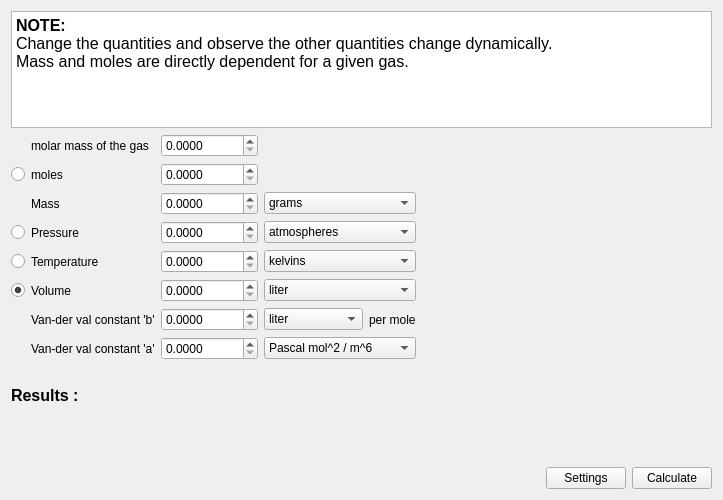
The window that src/calculator/gasCalculator.ui (KDE/kalzium) describes before a commit, drawn with Qt 5.
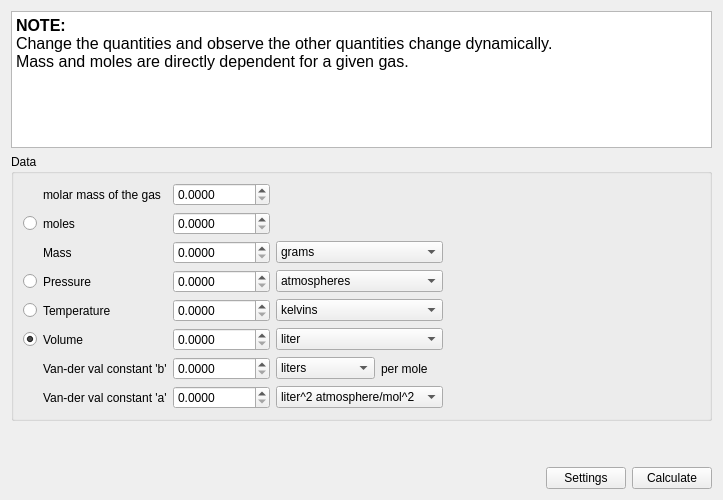
The same window after the commit. Custom widgets are drawn as their Qt base class.

Commit message: Small changes to the user interface, simillar widgets now in group boxes. Changed the value of R ( gas constant ) to 0.0821. Adding the introduction widget to the User interface.

What changed in the file:
```diff
--- a/src/calculator/gasCalculator.ui
+++ b/src/calculator/gasCalculator.ui
@@ -23,21 +23,49 @@
       <string>&lt;!DOCTYPE HTML PUBLIC &quot;-//W3C//DTD HTML 4.0//EN&quot; &quot;http://www.w3.org/TR/REC-html40/strict.dtd&quot;&gt;
 &lt;html&gt;&lt;head&gt;&lt;meta name=&quot;qrichtext&quot; content=&quot;1&quot; /&gt;&lt;style type=&quot;text/css&quot;&gt;
 p, li { white-space: pre-wrap; }
-&lt;/style&gt;&lt;/head&gt;&lt;body style=&quot; font-family:'Sans'; font-size:10pt; font-weight:400; font-style:normal;&quot;&gt;
-&lt;p style=&quot; margin-top:0px; margin-bottom:0px; margin-left:0px; margin-right:0px; -qt-block-indent:0; text-indent:0px;&quot;&gt;&lt;span style=&quot; font-family:'DejaVu Sans'; font-size:12pt; font-weight:600;&quot;&gt;NOTE:&lt;br /&gt;&lt;/span&gt;&lt;span style=&quot; font-family:'DejaVu Sans'; font-size:12pt;&quot;&gt;Change the quantities and observe the other quantities change dynamically.&lt;br /&gt;Mass and moles are directly dependent for a given gas.&lt;/span&gt;&lt;/p&gt;&lt;/body&gt;&lt;/html&gt;</string>
+&lt;/style&gt;&lt;/head&gt;&lt;body style=&quot; font-family:'DejaVu Sans'; font-size:9pt; font-weight:400; font-style:normal;&quot;&gt;
+&lt;p style=&quot; margin-top:0px; margin-bottom:0px; margin-left:0px; margin-right:0px; -qt-block-indent:0; text-indent:0px;&quot;&gt;&lt;span style=&quot; font-size:12pt; font-weight:600;&quot;&gt;NOTE:&lt;br /&gt;&lt;/span&gt;&lt;span style=&quot; font-size:12pt;&quot;&gt;Change the quantities and observe the other quantities change dynamically.&lt;br /&gt;Mass and moles are directly dependent for a given gas.&lt;/span&gt;&lt;/p&gt;&lt;/body&gt;&lt;/html&gt;</string>
      </property>
     </widget>
    </item>
    <item>
-    <layout class="QGridLayout" name="gridLayout_5">
-     <item row="3" column="1">
+    <widget class="QGroupBox" name="groupBox">
+     <property name="title">
+      <string>Data</string>
+     </property>
+     <layout class="QGridLayout" name="gridLayout">
+      <item row="0" column="1">
+       <widget class="QLabel" name="label_2">
+        <property name="text">
+         <string>molar mass of the gas</string>
+        </property>
+       </widget>
+      </item>
+      <item row="0" column="2">
+       <widget class="QDoubleSpinBox" name="molarMass">
+        <property name="decimals">
+         <number>4</number>
+        </property>
+        <property name="maximum">
+         <double>1000000000.000000000000000</double>
+        </property>
+       </widget>
+      </item>
+      <item row="1" column="0">
+       <widget class="QRadioButton" name="r1">
+        <property name="text">
+         <string/>
+        </property>
+       </widget>
+      </item>
+      <item row="1" column="1">
       <widget class="QLabel" name="label_25">
        <property name="text">
         <string>moles</string>
        </property>
       </widget>
      </item>
-     <item row="3" column="2">
+      <item row="1" column="2">
       <widget class="QDoubleSpinBox" name="moles">
        <property name="decimals">
         <number>4</number>
@@ -47,7 +75,14 @@
        </property>
       </widget>
      </item>
-     <item row="4" column="2">
+      <item row="2" column="1">
+       <widget class="QLabel" name="label_24">
+        <property name="text">
+         <string>Mass</string>
+        </property>
+       </widget>
+      </item>
+      <item row="2" column="2">
       <widget class="QDoubleSpinBox" name="mass">
        <property name="decimals">
         <number>4</number>
@@ -57,14 +92,68 @@
        </property>
       </widget>
      </item>
-     <item row="5" column="1">
+      <item row="2" column="3">
+       <widget class="QComboBox" name="mass_unit">
+        <item>
+         <property name="text">
+          <string>grams</string>
+         </property>
+        </item>
+        <item>
+         <property name="text">
+          <string>tons</string>
+         </property>
+        </item>
+        <item>
+         <property name="text">
+          <string>carats</string>
+         </property>
+        </item>
+        <item>
+         <property name="text">
+          <string>pounds</string>
+         </property>
+        </item>
+        <item>
+         <property name="text">
+          <string>ounces</string>
+         </property>
+        </item>
+        <item>
+         <property name="text">
+          <string>troy ounces</string>
+         </property>
+        </item>
+       </widget>
+      </item>
+      <item row="2" column="4">
+       <spacer name="horizontalSpacer">
+        <property name="orientation">
+         <enum>Qt::Horizontal</enum>
+        </property>
+        <property name="sizeHint" stdset="0">
+         <size>
+          <width>175</width>
+          <height>20</height>
+         </size>
+        </property>
+       </spacer>
+      </item>
+      <item row="3" column="0">
+       <widget class="QRadioButton" name="r2">
+        <property name="text">
+         <string/>
+        </property>
+       </widget>
+      </item>
+      <item row="3" column="1">
       <widget class="QLabel" name="label_27">
        <property name="text">
         <string>Pressure</string>
        </property>
       </widget>
      </item>
-     <item row="5" column="2">
+      <item row="3" column="2">
       <widget class="QDoubleSpinBox" name="pressure">
        <property name="decimals">
         <number>4</number>
@@ -74,7 +163,7 @@
        </property>
       </widget>
      </item>
-     <item row="5" column="3">
+      <item row="3" column="3">
       <widget class="QComboBox" name="pressure_unit">
        <item>
         <property name="text">
@@ -113,14 +202,21 @@
        </item>
       </widget>
      </item>
-     <item row="6" column="1">
+      <item row="4" column="0">
+       <widget class="QRadioButton" name="r3">
+        <property name="text">
+         <string/>
+        </property>
+       </widget>
+      </item>
+      <item row="4" column="1">
       <widget class="QLabel" name="label_29">
        <property name="text">
         <string>Temperature</string>
        </property>
       </widget>
      </item>
-     <item row="6" column="2">
+      <item row="4" column="2">
       <widget class="QDoubleSpinBox" name="temp">
        <property name="decimals">
         <number>4</number>
@@ -130,7 +226,7 @@
        </property>
       </widget>
      </item>
-     <item row="6" column="3">
+      <item row="4" column="3">
       <widget class="QComboBox" name="temp_unit">
        <item>
         <property name="text">
@@ -159,14 +255,24 @@
        </item>
       </widget>
      </item>
-     <item row="7" column="1">
+      <item row="5" column="0">
+       <widget class="QRadioButton" name="r4">
+        <property name="text">
+         <string/>
+        </property>
+        <property name="checked">
+         <bool>true</bool>
+        </property>
+       </widget>
+      </item>
+      <item row="5" column="1">
       <widget class="QLabel" name="label_26">
        <property name="text">
         <string>Volume</string>
        </property>
       </widget>
      </item>
-     <item row="7" column="2">
+      <item row="5" column="2">
       <widget class="QDoubleSpinBox" name="volume">
        <property name="decimals">
         <number>4</number>
@@ -176,24 +282,56 @@
        </property>
       </widget>
      </item>
-     <item row="8" column="1">
+      <item row="5" column="3">
+       <widget class="QComboBox" name="volume_unit">
+        <property name="enabled">
+         <bool>true</bool>
+        </property>
+        <item>
+         <property name="text">
+          <string>liter</string>
+         </property>
+        </item>
+        <item>
+         <property name="text">
+          <string>cubic feet</string>
+         </property>
+        </item>
+        <item>
+         <property name="text">
+          <string>cubic inch</string>
+         </property>
+        </item>
+        <item>
+         <property name="text">
+          <string>fluid ounce</string>
+         </property>
+        </item>
+        <item>
+         <property name="text">
+          <string>cups</string>
+         </property>
+        </item>
+        <item>
+         <property name="text">
+          <string>gallons</string>
+         </property>
+        </item>
+        <item>
+         <property name="text">
+          <string>pints</string>
+         </property>
+        </item>
+       </widget>
+      </item>
+      <item row="6" column="1">
       <widget class="QLabel" name="label_30">
        <property name="text">
         <string>Van-der val constant 'b'</string>
        </property>
       </widget>
      </item>
-     <item row="8" column="2">
-      <widget class="QDoubleSpinBox" name="a">
-       <property name="decimals">
-        <number>4</number>
-       </property>
-       <property name="maximum">
-        <double>1000000000.000000000000000</double>
-       </property>
-      </widget>
-     </item>
-     <item row="9" column="2">
+      <item row="6" column="2">
       <widget class="QDoubleSpinBox" name="b">
        <property name="decimals">
         <number>4</number>
@@ -203,73 +341,13 @@
        </property>
       </widget>
      </item>
-     <item row="9" column="3">
-      <widget class="QComboBox" name="a_unit">
-       <item>
-        <property name="text">
-         <string>Pascal mol^2 / m^6</string>
-        </property>
-       </item>
-      </widget>
-     </item>
-     <item row="9" column="1">
-      <widget class="QLabel" name="label_28">
-       <property name="text">
-        <string>Van-der val constant 'a'</string>
-       </property>
-      </widget>
-     </item>
-     <item row="3" column="0">
-      <widget class="QRadioButton" name="r1">
-       <property name="text">
-        <string/>
-       </property>
-      </widget>
-     </item>
-     <item row="4" column="4">
-      <spacer name="horizontalSpacer">
-       <property name="orientation">
-        <enum>Qt::Horizontal</enum>
-       </property>
-       <property name="sizeHint" stdset="0">
-        <size>
-         <width>40</width>
-         <height>20</height>
-        </size>
-       </property>
-      </spacer>
-     </item>
-     <item row="5" column="0">
-      <widget class="QRadioButton" name="r2">
-       <property name="text">
-        <string/>
-       </property>
-      </widget>
-     </item>
-     <item row="6" column="0">
-      <widget class="QRadioButton" name="r3">
-       <property name="text">
-        <string/>
-       </property>
-      </widget>
-     </item>
-     <item row="7" column="0">
-      <widget class="QRadioButton" name="r4">
-       <property name="text">
-        <string/>
-       </property>
-       <property name="checked">
-        <bool>true</bool>
-       </property>
-      </widget>
-     </item>
-     <item row="8" column="3">
+      <item row="6" column="3">
       <layout class="QHBoxLayout" name="horizontalLayout">
        <item>
         <widget class="QComboBox" name="b_unit">
          <item>
           <property name="text">
-           <string>liter</string>
+            <string>liters</string>
           </property>
          </item>
          <item>
@@ -308,15 +386,15 @@
        </item>
       </layout>
      </item>
-     <item row="1" column="1">
-      <widget class="QLabel" name="label_2">
+      <item row="7" column="1">
+       <widget class="QLabel" name="label_28">
        <property name="text">
-        <string>molar mass of the gas</string>
+         <string>Van-der val constant 'a'</string>
        </property>
       </widget>
      </item>
-     <item row="1" column="2">
-      <widget class="QDoubleSpinBox" name="molarMass">
+      <item row="7" column="2">
+       <widget class="QDoubleSpinBox" name="a">
        <property name="decimals">
         <number>4</number>
        </property>
@@ -325,122 +403,18 @@
        </property>
       </widget>
      </item>
-     <item row="4" column="1">
-      <widget class="QLabel" name="label_24">
-       <property name="text">
-        <string>Mass</string>
-       </property>
-      </widget>
-     </item>
-     <item row="4" column="3">
-      <widget class="QComboBox" name="mass_unit">
-       <item>
-        <property name="text">
-         <string>grams</string>
-        </property>
-       </item>
-       <item>
-        <property name="text">
-         <string>tons</string>
-        </property>
-       </item>
-       <item>
-        <property name="text">
-         <string>carats</string>
-        </property>
-       </item>
-       <item>
-        <property name="text">
-         <string>pounds</string>
-        </property>
-       </item>
-       <item>
-        <property name="text">
-         <string>ounces</string>
-        </property>
-       </item>
-       <item>
-        <property name="text">
-         <string>troy ounces</string>
-        </property>
-       </item>
-      </widget>
-     </item>
      <item row="7" column="3">
-      <widget class="QComboBox" name="volume_unit">
-       <property name="enabled">
-        <bool>true</bool>
-       </property>
+       <widget class="QComboBox" name="a_unit">
        <item>
         <property name="text">
-         <string>liter</string>
-        </property>
-       </item>
-       <item>
-        <property name="text">
-         <string>cubic feet</string>
-        </property>
-       </item>
-       <item>
-        <property name="text">
-         <string>cubic inch</string>
-        </property>
-       </item>
-       <item>
-        <property name="text">
-         <string>fluid ounce</string>
-        </property>
-       </item>
-       <item>
-        <property name="text">
-         <string>cups</string>
-        </property>
-       </item>
-       <item>
-        <property name="text">
-         <string>gallons</string>
-        </property>
-       </item>
-       <item>
-        <property name="text">
-         <string>pints</string>
+          <string>liter^2 atmosphere/mol^2</string>
         </property>
        </item>
       </widget>
      </item>
     </layout>
-   </item>
-   <item>
-    <widget class="QLabel" name="error">
-     <property name="text">
-      <string/>
-     </property>
     </widget>
    </item>
-   <item>
-    <widget class="QLabel" name="label_76">
-     <property name="text">
-      <string>&lt;!DOCTYPE HTML PUBLIC &quot;-//W3C//DTD HTML 4.0//EN&quot; &quot;http://www.w3.org/TR/REC-html40/strict.dtd&quot;&gt;
-&lt;html&gt;&lt;head&gt;&lt;meta name=&quot;qrichtext&quot; content=&quot;1&quot; /&gt;&lt;style type=&quot;text/css&quot;&gt;
-p, li { white-space: pre-wrap; }
-&lt;/style&gt;&lt;/head&gt;&lt;body style=&quot; font-family:'DejaVu Sans'; font-size:9pt; font-weight:400; font-style:normal;&quot;&gt;
-&lt;p style=&quot; margin-top:0px; margin-bottom:0px; margin-left:0px; margin-right:0px; -qt-block-indent:0; text-indent:0px;&quot;&gt;&lt;span style=&quot; font-size:12pt; font-weight:600;&quot;&gt;Results :&lt;/span&gt;&lt;/p&gt;&lt;/body&gt;&lt;/html&gt;</string>
-     </property>
-    </widget>
-   </item>
-   <item>
-    <spacer name="verticalSpacer_8">
-     <property name="orientation">
-      <enum>Qt::Vertical</enum>
-     </property>
-     <property name="sizeHint" stdset="0">
-      <size>
-       <width>20</width>
-       <height>110</height>
-      </size>
-     </property>
-    </spacer>
-   </item>
    <item>
     <widget class="QLabel" name="result">
      <property name="text">
@@ -448,6 +422,13 @@
      </property>
     </widget>
    </item>
+   <item>
+    <widget class="QLabel" name="error">
+     <property name="text">
+      <string/>
+     </property>
+    </widget>
+   </item>
    <item>
     <layout class="QHBoxLayout" name="horizontalLayout_12">
      <item>
```
Left out of the diff: 2 changed lines with no effect on the pictures. Lines whose indentation alone changed are shown as unchanged. The commit also changes 6 other files.
